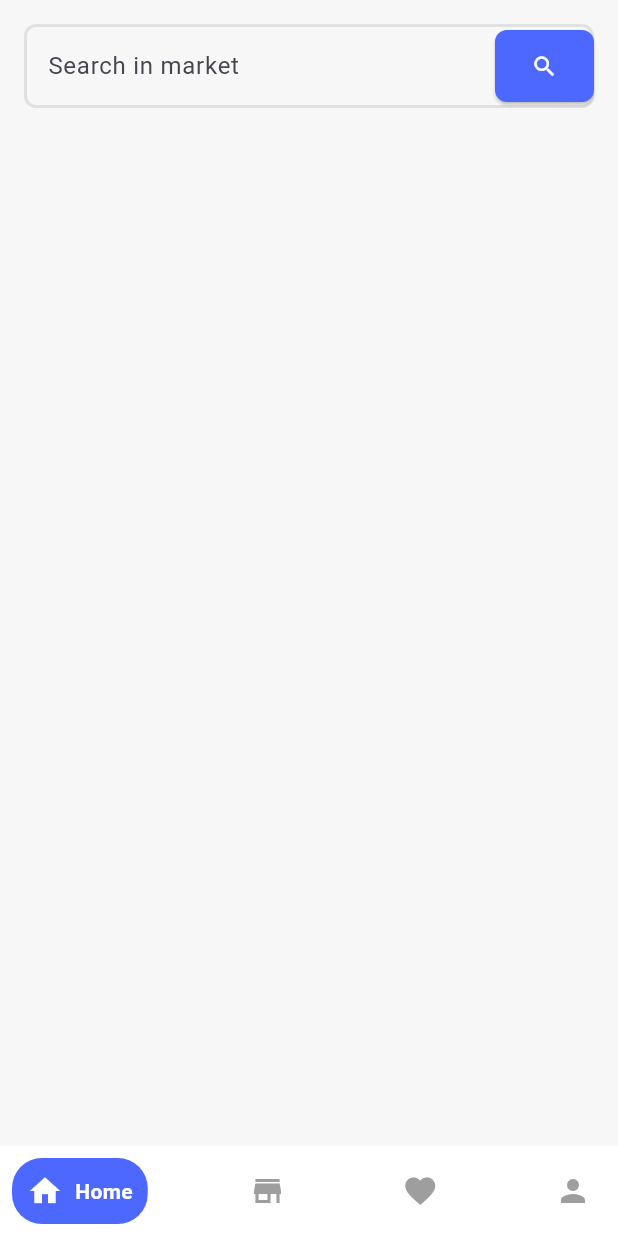
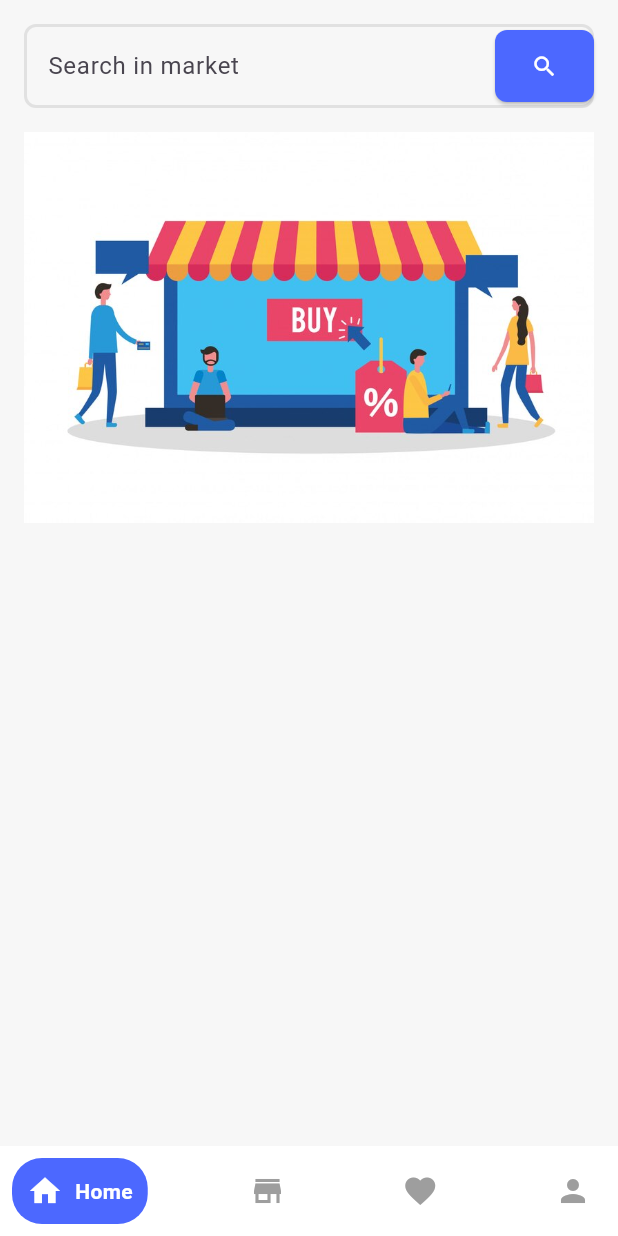
Before and after one commit to amrelmaadawy/market, a Flutter app: the MainHomeView screen opened directly, on a phone screen of 412 x 824 dp. Run offline on Flutter 3.47's test engine with Material 3 defaults, Android fonts, the phone set to English and light mode, and no system bars; drawn by our look-alikes of google_nav_bar; our stand-ins replace bloc, flutter_bloc.

```diff
--- /dev/null
+++ b/devtools_options.yaml
@@ -0,0 +1,3 @@
+description: This file stores settings for Dart & Flutter DevTools.
+documentation: https://docs.flutter.dev/tools/devtools/extensions#configure-extension-enablement-states
+extensions:
--- a/lib/views/home/UI/home_view.dart
+++ b/lib/views/home/UI/home_view.dart
@@ -1,5 +1,4 @@
-import 'package:app/core/app_colors.dart';
-import 'package:app/views/auth/UI/widgets/custom_text_form_field.dart';
+import 'package:app/views/home/UI/widgets/search_form_feild.dart';
 import 'package:flutter/material.dart';
 
 class HomeView extends StatelessWidget {
@@ -12,19 +11,9 @@ class HomeView extends StatelessWidget {
       padding: const EdgeInsets.all(16.0),
       child: ListView(
         children: [
-          CustomTextFormFeild(
-              suffixIcon: ElevatedButton(
-                onPressed: () {},
-                style:
-                    ElevatedButton.styleFrom(backgroundColor: AppColors.kPrimaryColor,
-                    shape: RoundedRectangleBorder(borderRadius: BorderRadius.circular(8)),
-                    ),
-                child:const Icon(Icons.search,color: AppColors.kWhiteColor,),
-              ),
-              lableText: 'Search in market',
-              controller: searchController,
-              obscureText: false,
-              keyboardType: TextInputType.text),
+          SearchFormField(searchController: searchController),
+          const SizedBox(height: 16),
+          Image.asset('assets/images/buy.jpg'),
         ],
       ),
     );
--- /dev/null
+++ b/lib/views/home/UI/widgets/search_form_feild.dart
@@ -0,0 +1,33 @@
+import 'package:app/core/app_colors.dart';
+import 'package:app/views/auth/UI/widgets/custom_text_form_field.dart';
+import 'package:flutter/material.dart';
+
+class SearchFormField extends StatelessWidget {
+  const SearchFormField({
+    super.key,
+    required this.searchController,
+  });
+
+  final TextEditingController searchController;
+
+  @override
+  Widget build(BuildContext context) {
+    return CustomTextFormFeild(
+        suffixIcon: ElevatedButton(
+          onPressed: () {},
+          style: ElevatedButton.styleFrom(
+            backgroundColor: AppColors.kPrimaryColor,
+            shape:
+                RoundedRectangleBorder(borderRadius: BorderRadius.circular(8)),
+          ),
+          child: const Icon(
+            Icons.search,
+            color: AppColors.kWhiteColor,
+          ),
+        ),
+        lableText: 'Search in market',
+        controller: searchController,
+        obscureText: false,
+        keyboardType: TextInputType.text);
+  }
+}
--- a/pubspec.yaml
+++ b/pubspec.yaml
@@ -50,9 +50,9 @@ flutter:
   # the material Icons class.
   uses-material-design: true
   # To add assets to your application, add an assets section, like this:
-  # assets:
-  #   - images/a_dot_burr.jpeg
-  #   - images/a_dot_ham.jpeg
+  assets:
+    - assets/images/buy.jpg
+
   # An image asset can refer to one or more resolution-specific "variants", see
   # https://flutter.dev/to/resolution-aware-images
   # For details regarding adding assets from package dependencies, see
```
Also changed, not shown: assets/images/buy.jpg (added).
